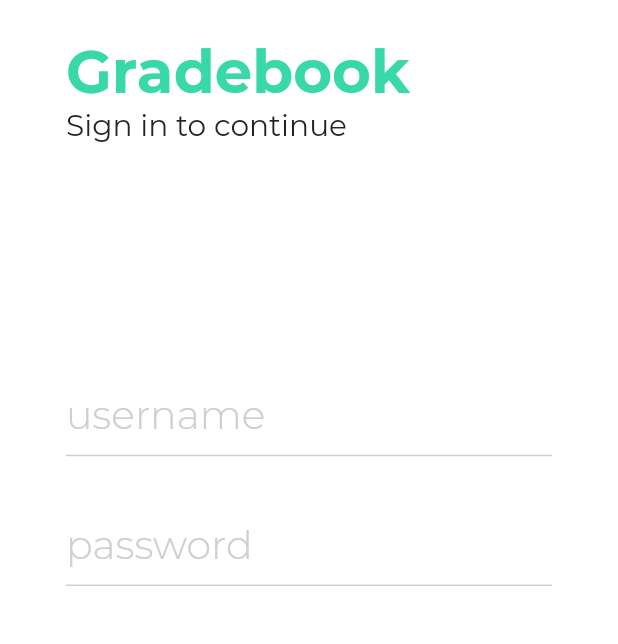
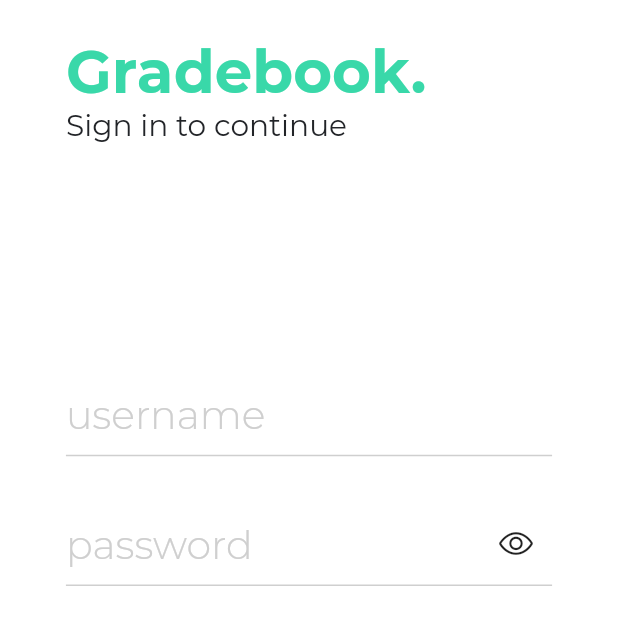
Before and after one commit to Clemens-CAS/gradebook-app, a Flutter app: the screen it shows after launch, on a phone screen of 412 x 824 dp. Shown: the part 252-896 px from the top of the screen. Run offline on Flutter 3.47's test engine with Material 2 defaults, Android fonts, the phone set to English and light mode, and no system bars; our stand-ins replace flutter_screenutil, get_it, shared_preferences, stacked; missing offline and left inert: txconnect; project files that could hold a hidden picture were left out.

Commit message:
Finished login logic. Added router.
Added router and login logic.
Added main text color.
Added sharedpreferences

```diff
--- a/lib/main.dart
+++ b/lib/main.dart
@@ -1,37 +1,35 @@
 import 'package:flutter/material.dart';
 import 'package:flutter/services.dart';
-import 'package:flutter_screenutil/flutter_screenutil.dart';
-import 'package:gradebook/ui/login/login_view.dart';
+import 'package:gradebook/utils/app_colors.dart';
+import 'package:shared_preferences/shared_preferences.dart';
 
 import 'core/services/service_locator.dart';
 
-void main() {
+import 'package:gradebook/router.dart' as router;
+
+Future<void> main() async {
   WidgetsFlutterBinding.ensureInitialized();
-  SystemChrome.setEnabledSystemUIOverlays([]);
+  // SystemChrome.setEnabledSystemUIOverlays([]);
+  SystemChrome.setPreferredOrientations(
+      [DeviceOrientation.portraitUp, DeviceOrientation.portraitDown]);
 
   setupServiceLocator();
+
+  var initialRoute = router.LoginViewRoute;
+  SharedPreferences prefs = await SharedPreferences.getInstance();
+  if (prefs.getString('studentId') != null) {
+    print('Has Data');
+  }
 
   runApp(
     MaterialApp(
       theme: ThemeData(
         fontFamily: 'Montserrat',
+        backgroundColor: AppColors.white,
       ),
-      home: MyApp(), //App(),
+      onGenerateRoute: router.generateRoute,
+      initialRoute: initialRoute,
       debugShowCheckedModeBanner: false,
     ),
   );
 }
-
-class MyApp extends StatelessWidget {
-  // This widget is the root of your application.
-  @override
-  Widget build(BuildContext context) {
-    ScreenUtil.init(
-      context,
-      width: 375.0,
-      height: 812.0,
-      allowFontScaling: true,
-    );
-    return LoginView();
-  }
-}
--- a/lib/ui/login/login_view.dart
+++ b/lib/ui/login/login_view.dart
@@ -1,6 +1,7 @@
 import 'package:flutter/material.dart';
 import 'package:gradebook/utils/app_colors.dart';
 import 'package:flutter_screenutil/flutter_screenutil.dart';
+import 'package:gradebook/utils/app_icons.dart';
 import 'package:stacked/stacked.dart';
 
 import 'login_viewmodel.dart';
@@ -8,8 +9,16 @@ import 'login_viewmodel.dart';
 class LoginView extends StatelessWidget {
   @override
   Widget build(BuildContext context) {
+    ScreenUtil.init(
+      context,
+      width: 375.0,
+      height: 812.0,
+      allowFontScaling: true,
+    );
+
     return ViewModelBuilder.reactive(
-      builder: (content, model, child) => Scaffold(
+      onModelReady: (model) => model.init(context),
+      builder: (context, model, child) => Scaffold(
         backgroundColor: AppColors.white,
         resizeToAvoidBottomInset: false,
         body: Padding(
@@ -32,7 +41,16 @@ class LoginView extends StatelessWidget {
               SizedBox(
                 height: 150.h,
               ),
-              _loginField(model),
+              _loginField(context, model),
+              if (model.incorrect)
+                Text(
+                  'Failed to log in. Check username or password',
+                  style: TextStyle(
+                    fontSize: 12.sp,
+                    fontWeight: FontWeight.w500,
+                    color: AppColors.danger,
+                  ),
+                ),
               SizedBox(
                 height: 40.h,
               ),
@@ -76,7 +94,7 @@ class LoginView extends StatelessWidget {
       crossAxisAlignment: CrossAxisAlignment.start,
       children: [
         Text(
-          'Gradebook',
+          'Gradebook.',
           style: TextStyle(
             color: AppColors.success,
             fontSize: 36.0.sp,
@@ -94,35 +112,63 @@ class LoginView extends StatelessWidget {
     );
   }
 
-  Widget _loginField(model) {
-    // TODO: Add Failed Login State
+  Widget _loginField(context, model) {
+    final focus = FocusNode();
+
     return Column(
       children: [
         _textField(
           hint: 'username',
           obscure: false,
           controller: model.usernameController,
+          textInputAction: TextInputAction.next,
+          onSubmitted: (v) => focus.requestFocus(),
         ),
         SizedBox(
           height: 30.h,
         ),
-        _textField(
-          hint: 'password',
-          obscure: true,
-          controller: model.passwordController,
+        Stack(
+          alignment: Alignment.centerRight,
+          children: [
+            _textField(
+              hint: 'password',
+              obscure: model.obscurePassword,
+              controller: model.passwordController,
+              focusNode: focus,
+              onSubmitted: (v) {
+                FocusNode().requestFocus();
+                model.login();
+              },
+            ),
+            IconButton(
+              icon: model.obscurePassword
+                  ? Icon(AppIcons.eye_outline)
+                  : Icon(AppIcons.eye_off_outline),
+              onPressed: () => model.togglePassword(),
+            )
+          ],
         ),
       ],
     );
   }
 
   Widget _textField(
-      {String hint, bool obscure, TextEditingController controller}) {
+      {String hint,
+      bool obscure,
+      TextEditingController controller,
+      TextInputAction textInputAction,
+      FocusNode focusNode,
+      onSubmitted}) {
     return TextField(
+      autofocus: false,
       obscureText: obscure,
       style: TextStyle(
         fontSize: 24.0.sp,
         fontWeight: FontWeight.w300,
       ),
+      textInputAction: textInputAction,
+      focusNode: focusNode,
+      onSubmitted: onSubmitted,
       controller: controller,
       decoration: InputDecoration(
         hintText: hint,
@@ -195,6 +241,12 @@ class LoginView extends StatelessWidget {
   }
 
   Widget _loginButton(model) {
+    if (model.attempting) {
+      return Center(
+          child: CircularProgressIndicator(
+        valueColor: AlwaysStoppedAnimation<Color>(AppColors.success),
+      ));
+    }
     return Center(
       child: InkWell(
         child: Container(
--- a/lib/utils/app_colors.dart
+++ b/lib/utils/app_colors.dart
@@ -1,7 +1,6 @@
 import 'package:flutter/material.dart';
 
 class AppColors {
-
   static const Color primary = Color(0xfff8fafb);
   static const Color primaryContrast = Color(0xff000000);
   static const Color primaryShade = Color(0xffdadcdd);
@@ -50,4 +49,5 @@ class AppColors {
   static const Color black = Color(0xff000000);
   static const Color white = Color(0xffffffff);
 
+  static const Color textColor = Color(0xff162447);
 }
--- a/pubspec.yaml
+++ b/pubspec.yaml
@@ -30,8 +30,9 @@ dependencies:
   stacked: ^1.5.7+1 # View Model
   get_it: ^4.0.2 # Service Loader
   flutter_screenutil: ^1.0.2 # Screen Sizing
+  shared_preferences: ^0.5.7+3 # Store Key Val Pairs
 
-  txconnect: ^1.0.1
+  txconnect: ^1.0.1 # Service API
 
 dev_dependencies:
   flutter_test:
```
Also changed, not shown: lib/router.dart (added, +21 -0 lines), lib/ui/login/login_viewmodel.dart (+39 -9 lines), pubspec.lock.
